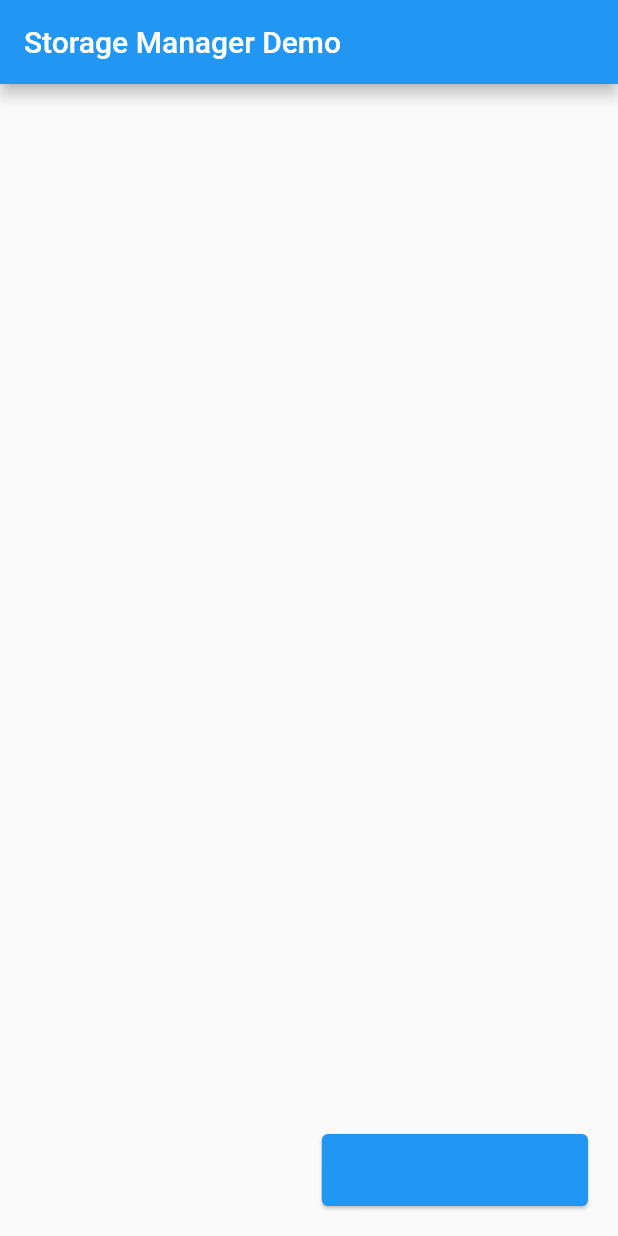
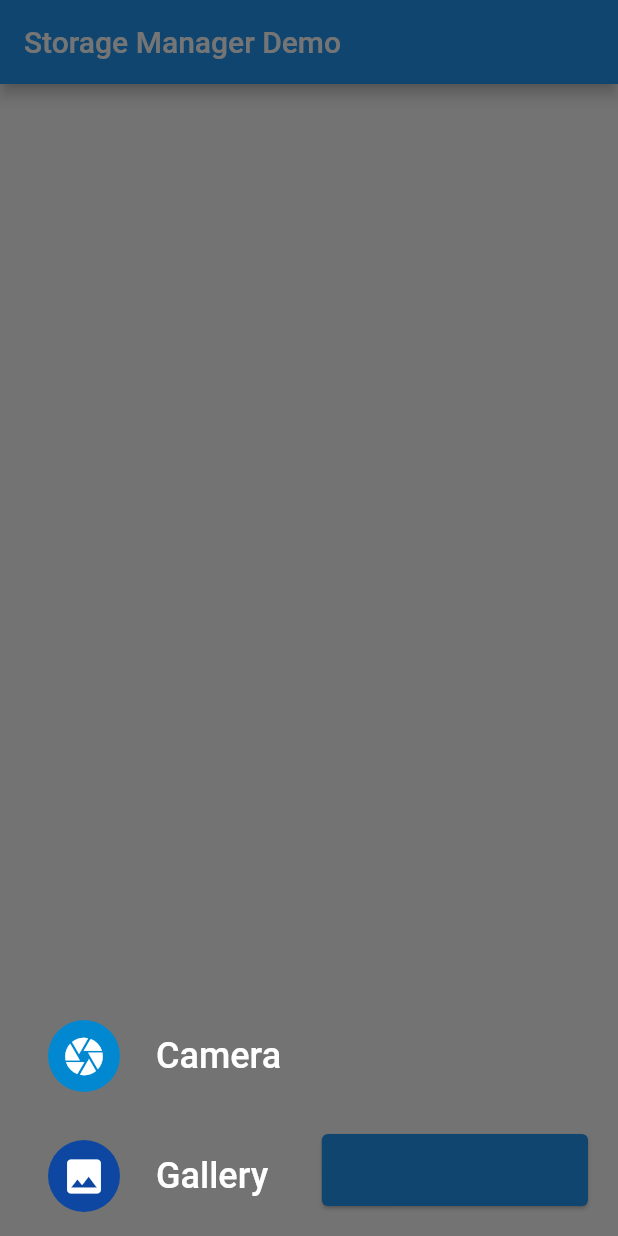
Before and after one commit to misdevelop-org/storage_manager, a Flutter app: the screen it shows after launch, after a tap on "Select and upload images", on a phone screen of 412 x 824 dp. Run offline on Flutter 3.47's test engine with Material 2 defaults, Android fonts, the phone set to English and light mode, and no system bars; our stand-ins replace firebase_storage, flash, image_picker, shared_preferences; accounts and stored records are empty.

Commit message:
Stable and more docs

```diff
--- a/lib/src/firestorage.dart
+++ b/lib/src/firestorage.dart
@@ -82,18 +82,44 @@ class FireUploader {
     return successUpload;
   }
 
-  ///Select assets from gallery and returns the uploaded file paths
-  Future<List<String>> selectAndUpload() async {
-    await selectAssets();
+  ///Select assets from gallery or camera and returns the uploaded file paths
+  ///
+  ///Select gallery as source by setting [isGallery] to true
+  ///
+  ///Select camera as source by setting [isGallery] to false
+  ///
+  ///Let the default showModalBottomSheet get the source from user by setting [isGallery] to null
+  ///
+  /// [isGallery] defaults to null
+  Future<List<String>> selectAndUpload(
+      {bool? isGallery, Color? backgroundColor = Colors.transparent}) async {
+    if (await selectAssets(
+        isGallery: isGallery, backgroundColor: backgroundColor)) {
       return (await uploadSelectedAssets());
+    } else {
+      return <String>[];
+    }
   }
 
-  ///Select assets from gallery and stores the Assets in the variable [selectedAssets]
-  Future<void> selectAssets() async {
-    selectedAssets = (maxImagesCount > 1
+  ///Select assets from gallery or camera and stores the Assets in the variable [selectedAssets]
+  ///Select gallery as source by setting [isGallery] to true
+  ///Select camera as source by setting [isGallery] to false
+  ///Let the default showModalBottomSheet get the source from user by setting [isGallery] to null
+  ///
+  /// [isGallery] defaults to null
+  Future<bool> selectAssets(
+      {bool? isGallery, Color? backgroundColor = Colors.transparent}) async {
+    isGallery ??= await getSource(backgroundColor: backgroundColor);
+    if (isGallery == null) {
+      return false;
+    }
+    selectedAssets = (maxImagesCount > 1 && isGallery
         ? await ImagePicker().pickMultiImage()
-            : [await ImagePicker().pickImage(source: ImageSource.gallery)])
-        as List<XFile>?;
+        : [
+            await ImagePicker().pickImage(
+                source: isGallery ? ImageSource.gallery : ImageSource.camera)
+          ].map((e) => e!).toList());
+    return true;
   }
 
   ///Uploads the Assets in [selectedAssets]
@@ -102,6 +128,102 @@ class FireUploader {
       links.add((await saveImage(imageFile)));
     }
     return links;
+  }
+
+  ///Let the default showModalBottomSheet get the source from user
+  Future<bool?> getSource({Color? backgroundColor = Colors.transparent}) async {
+    return await showModalBottomSheet<bool?>(
+      context: context!,
+      backgroundColor: backgroundColor,
+      builder: (BuildContext context) {
+        double size = 80;
+        double iconSize = 30;
+        return SizedBox(
+          height: 160 + MediaQuery.of(context).viewPadding.bottom,
+          child: Column(
+            crossAxisAlignment: CrossAxisAlignment.stretch,
+            children: <Widget>[
+              SizedBox(
+                height: size,
+                width: 150,
+                child: TextButton(
+                  onPressed: () {
+                    Navigator.of(context).pop(false);
+                  },
+                  child: Align(
+                    alignment: Alignment.centerLeft,
+                    child: Row(
+                      children: [
+                        Padding(
+                          padding: const EdgeInsets.all(8.0),
+                          child: Container(
+                              height: size,
+                              width: size,
+                              decoration: BoxDecoration(
+                                color: Colors.lightBlue[700],
+                                shape: BoxShape.circle,
+                              ),
+                              child: Padding(
+                                padding: const EdgeInsets.all(8.0),
+                                child: Icon(
+                                  Icons.camera,
+                                  size: iconSize,
+                                  color: Colors.white,
+                                ),
+                              )),
+                        ),
+                        const Text(
+                          "Camera",
+                          style: TextStyle(color: Colors.white, fontSize: 24),
+                        )
+                      ],
+                    ),
+                  ),
+                ),
+              ), //Camera
+              SizedBox(
+                height: size,
+                width: 150,
+                child: TextButton(
+                  onPressed: () {
+                    Navigator.of(context).pop(true);
+                  },
+                  child: Align(
+                    alignment: Alignment.centerLeft,
+                    child: Row(
+                      children: [
+                        Padding(
+                          padding: const EdgeInsets.all(8.0),
+                          child: Container(
+                              height: size,
+                              width: size,
+                              decoration: BoxDecoration(
+                                color: Colors.blue[900],
+                                shape: BoxShape.circle,
+                              ),
+                              child: Padding(
+                                padding: const EdgeInsets.all(8.0),
+                                child: Icon(
+                                  Icons.photo,
+                                  size: iconSize,
+                                  color: Colors.white,
+                                ),
+                              )),
+                        ),
+                        const Text(
+                          "Gallery",
+                          style: TextStyle(color: Colors.white, fontSize: 24),
+                        )
+                      ],
+                    ),
+                  ),
+                ),
+              ), //Gallery
+            ],
+          ),
+        );
+      },
+    );
   }
 
   ///Uploads the selected Asset and returns file link
@@ -204,7 +326,13 @@ class _ProgressFromUploadTaskState extends State<ProgressFromUploadTask> {
   @override
   Widget build(BuildContext context) {
     return ended
-        ? Row(
+        ? Container(
+            width: 100,
+            height: 60,
+            decoration: BoxDecoration(
+                color: Colors.green[700],
+                borderRadius: BorderRadius.circular(20)),
+            child: Row(
               mainAxisAlignment: MainAxisAlignment.center,
               children: const [
                 Icon(
@@ -217,6 +345,7 @@ class _ProgressFromUploadTaskState extends State<ProgressFromUploadTask> {
                   style: TextStyle(color: Colors.white, fontSize: 20),
                 ),
               ],
+            ),
           )
         : LinearProgressIndicator(value: value);
   }
--- a/pubspec.yaml
+++ b/pubspec.yaml
@@ -1,6 +1,6 @@
 name: storage_manager
 description: FireStorage & DevicePersistor Manager facilitates quick implementation in your app
-version: 0.1.4
+version: 0.1.10
 homepage: https://github.com/SirLegui/storage_manager
 
 environment:
```
Also changed, not shown: example/pubspec.lock, 1 other file. Lines whose indentation alone changed are shown as unchanged.
